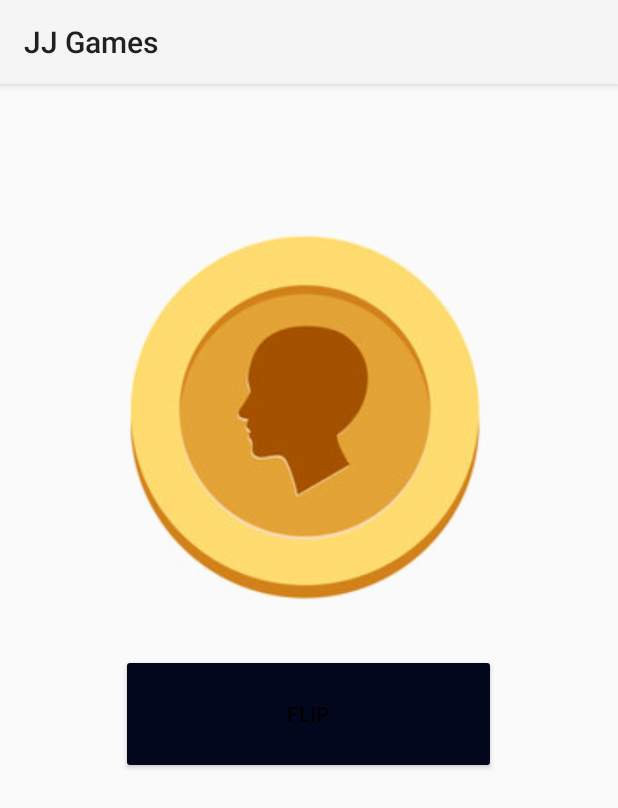
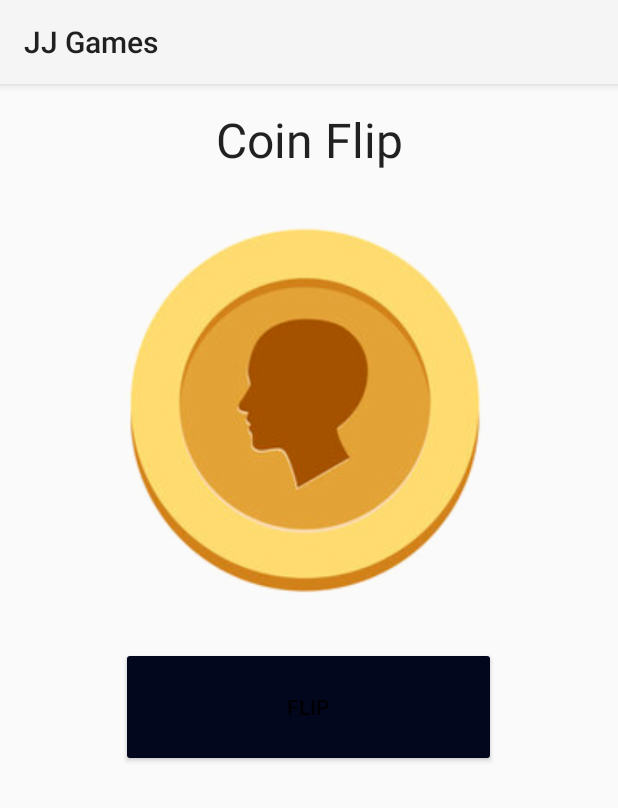
Before and after one commit to JoseJaraba/Rock-Paper-Scissor, an Android app: the CoinActivity screen opened directly, with no data from a screen before it, on a phone screen of 412 x 824 dp. Shown: the top 808 px of the screen. Run offline under Robolectric (Android 15) with nearby library versions, the phone set to English and light mode, and no system bars.

Commit message:
coin activity title added

```diff
--- a/app/src/main/res/layout/activity_coin.xml
+++ b/app/src/main/res/layout/activity_coin.xml
@@ -4,11 +4,23 @@
     android:layout_height="match_parent"
     android:orientation="vertical">
 
+    <TextView
+        android:id="@+id/coinTitle"
+        android:layout_width="match_parent"
+        android:layout_height="50dp"
+        android:layout_marginTop="15dp"
+        android:layout_gravity="center_horizontal"
+        android:textAlignment="center"
+        android:textSize="32sp"
+        android:textAppearance="@style/TextAppearance.AppCompat.Large"
+        android:text="@string/coin_flip">
+    </TextView>
+
     <ImageView
         android:id="@+id/coinFlipImage"
         android:layout_width="250dp"
         android:layout_height="250dp"
-        android:layout_marginTop="100dp"
+       android:layout_marginTop="30dp"
         android:layout_gravity="center"
         android:src="@drawable/heads"
         android:contentDescription="@string/todo">
```
